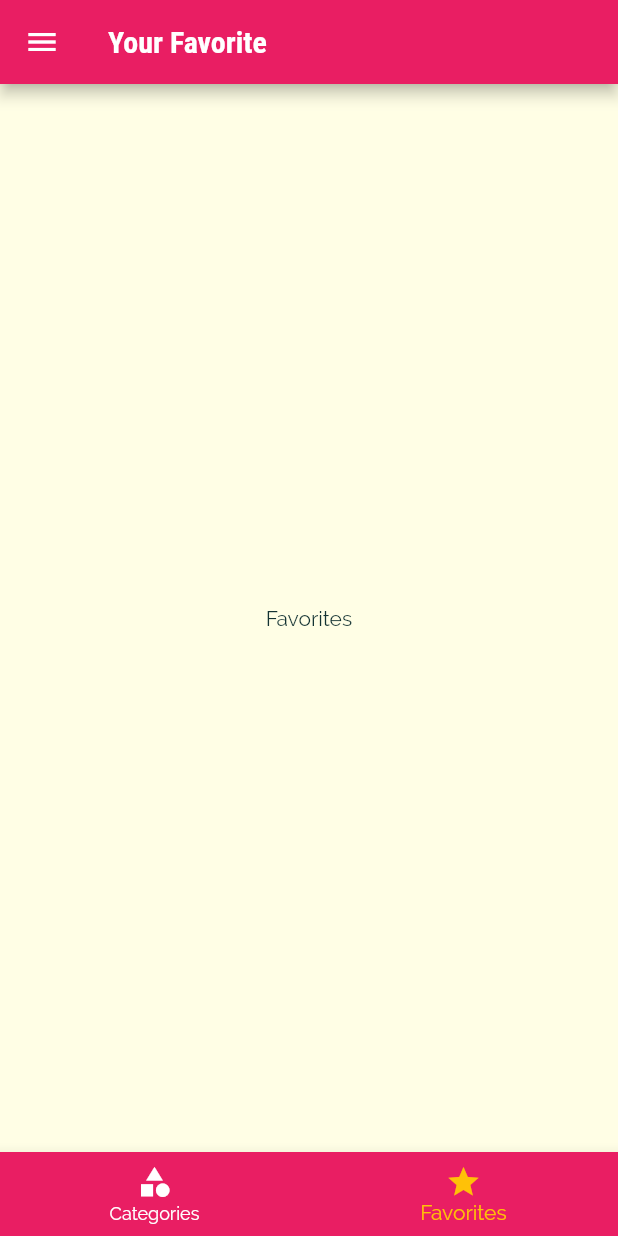
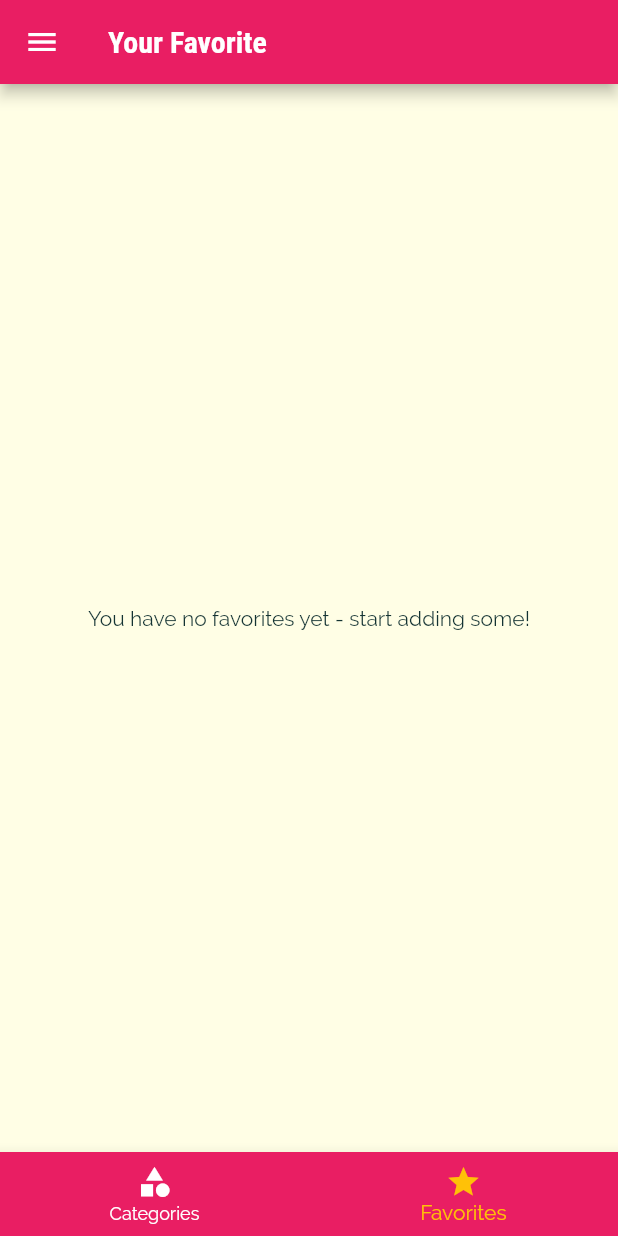
Before and after one commit to santiagobonessi/meals, a Flutter app: the screen it shows after launch, item 2 of the bottom bar chosen, on a phone screen of 412 x 824 dp. Run offline on Flutter 3.47's test engine with Material 2 defaults, Android fonts, the phone set to English and light mode, and no system bars.

Commit message:
Add favorite meal functionality

```diff
--- a/lib/main.dart
+++ b/lib/main.dart
@@ -23,6 +23,7 @@ class _MyAppState extends State<MyApp> {
     'vegan': false,
   };
   List<Meal> _avaiableMeals = DATA_MEALS;
+  List<Meal> _favoriteMeals = [];
 
   void _setFilters(Map<String, bool> filterData) {
     setState(() {
@@ -44,6 +45,25 @@ class _MyAppState extends State<MyApp> {
         return true;
       }).toList();
     });
+  }
+
+  void _toggleFavorite(String mealId) {
+    final existingIndex = _favoriteMeals.indexWhere((meal) => meal.id == mealId);
+    if (existingIndex >= 0) {
+      setState(() {
+        _favoriteMeals.removeAt(existingIndex);
+      });
+    } else {
+      setState(() {
+        _favoriteMeals.add(
+          DATA_MEALS.firstWhere((meal) => meal.id == mealId),
+        );
+      });
+    }
+  }
+
+  bool _isMealFavorite(String mealId) {
+    return _favoriteMeals.any((meal) => meal.id == mealId);
   }
 
   @override
@@ -73,9 +93,9 @@ class _MyAppState extends State<MyApp> {
       ),
       initialRoute: '/', // default is '/'
       routes: {
-        '/': (context) => TabsScreen(),
+        '/': (context) => TabsScreen(_favoriteMeals),
         CategoryMealsScreen.routeName: (context) => CategoryMealsScreen(_avaiableMeals),
-        MealDetailScreen.routeName: (context) => MealDetailScreen(),
+        MealDetailScreen.routeName: (context) => MealDetailScreen(_toggleFavorite, _isMealFavorite),
         FiltersScreen.routeName: (context) => FiltersScreen(_filters, _setFilters),
       },
       onGenerateRoute: (settings) {
--- a/lib/screens/favorites_screen.dart
+++ b/lib/screens/favorites_screen.dart
@@ -1,12 +1,26 @@
 import 'package:flutter/material.dart';
 
+import '../models/meal.dart';
+import '../widgets/meal_item.dart';
+
 class FavoritesScreen extends StatelessWidget {
-  const FavoritesScreen();
+  final List<Meal> favoriteMeals;
+
+  FavoritesScreen(this.favoriteMeals);
 
   @override
   Widget build(BuildContext context) {
-    return Center(
-      child: Text('Favorites'),
-    );
+    if (favoriteMeals.isEmpty) {
+      return Center(child: Text('You have no favorites yet - start adding some!'));
+    } else {
+      return ListView.builder(
+        itemBuilder: (context, index) {
+          return MealItem(
+            meal: favoriteMeals[index],
+          );
+        },
+        itemCount: favoriteMeals.length,
+      );
+    }
   }
 }
--- a/lib/screens/tabs_screen.dart
+++ b/lib/screens/tabs_screen.dart
@@ -2,27 +2,36 @@ import 'package:flutter/material.dart';
 
 import './categories_screen.dart';
 import './favorites_screen.dart';
+import '../models/meal.dart';
 import '../widgets/main_drawer.dart';
 
 class TabsScreen extends StatefulWidget {
-  const TabsScreen();
+  final List<Meal> favoriteMeals;
+
+  TabsScreen(this.favoriteMeals);
 
   @override
   _TabsScreenState createState() => _TabsScreenState();
 }
 
 class _TabsScreenState extends State<TabsScreen> {
-  final List<Map<String, dynamic>> _pages = [
+  List<Map<String, dynamic>> _pages;
+  int _selectedPageIndex = 0;
+
+  @override
+  void initState() {
+    _pages = [
       {
         'page': CategoriesScreen(),
         'title': 'Categories',
       },
       {
-      'page': FavoritesScreen(),
+        'page': FavoritesScreen(widget.favoriteMeals),
         'title': 'Your Favorite',
       },
     ];
-  int _selectedPageIndex = 0;
+    super.initState();
+  }
 
   void _selectPage(int index) {
     setState(() {
--- a/lib/widgets/meal_item.dart
+++ b/lib/widgets/meal_item.dart
@@ -7,7 +7,7 @@ class MealItem extends StatelessWidget {
   final Meal meal;
   final Function removeItem;
 
-  const MealItem({@required this.meal, @required this.removeItem});
+  const MealItem({@required this.meal, this.removeItem});
 
   String get complexityText {
     switch (meal.complexity) {
```
Also changed, not shown: lib/screens/meal_detail_screen.dart (+6 -5 lines). Lines whose indentation alone changed are shown as unchanged.
